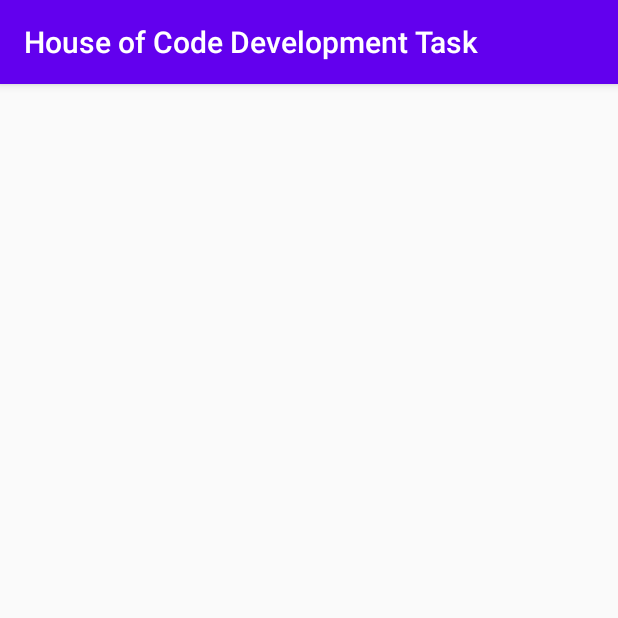
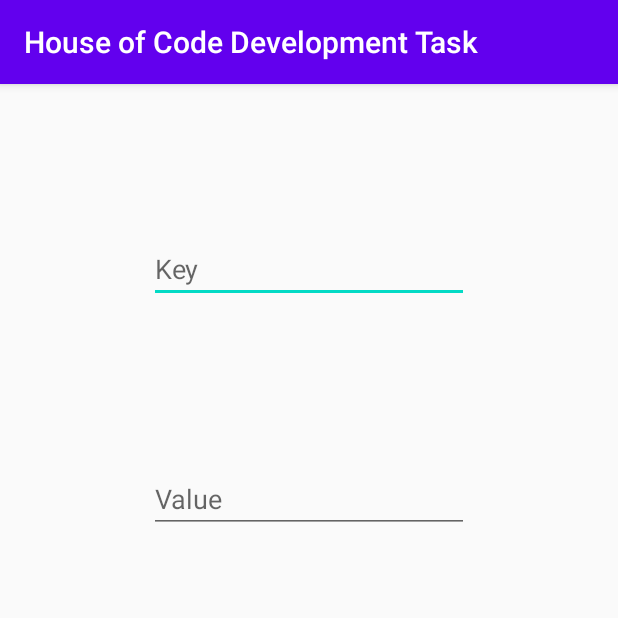
Before and after one commit to niko6116/House-of-Code-Development-Task, an Android app: the screen it shows after launch (DatabaseActivity), on a phone screen of 412 x 824 dp, the top half of it. Run offline under Robolectric (Android 15) with nearby library versions, the phone set to English and light mode, and no system bars; libraries missing offline, so code that uses them is left out: com.firebase.client; 3 statements that could not run were skipped.

Commit message:
Successfull Database test

```diff
--- a/app/src/main/java/com/niko/houseofcodedevelopmenttask/database/DatabaseActivity.java
+++ b/app/src/main/java/com/niko/houseofcodedevelopmenttask/database/DatabaseActivity.java
@@ -4,14 +4,16 @@ import androidx.appcompat.app.AppCompatActivity;
 
 import android.os.Bundle;
 import android.view.View;
+import android.widget.EditText;
 
 import com.firebase.client.Firebase;
-import com.niko.houseofcodedevelopmenttask.MainActivity;
 import com.niko.houseofcodedevelopmenttask.R;
 
 public class DatabaseActivity extends AppCompatActivity {
 
-    private Firebase firebase;
+    private Firebase root;
+    private EditText key;
+    private EditText value;
 
     @Override
     protected void onCreate(Bundle savedInstanceState) {
@@ -21,14 +23,20 @@ public class DatabaseActivity extends AppCompatActivity {
         Firebase.setAndroidContext(this);
 
         // Test DB
-        firebase = new Firebase("https://hoc-task.firebaseio.com/");
+        root = new Firebase("https://hoc-task.firebaseio.com/Test");
         findViewById(R.id.button_database_test).setOnClickListener(new View.OnClickListener() {
             @Override
             public void onClick(View view) {
-                Firebase firebaseChild = firebase.child("Test");
-                firebaseChild.setValue("test value");
+                key = findViewById(R.id.edit_text_key);
+                value = findViewById(R.id.edit_text_value);
+                sendToDatabase(key.getText().toString(), value.getText().toString());
             }
         });
     }
 
+    private void sendToDatabase(String child, String value) {
+        Firebase firebaseChild = root.child(child);
+        firebaseChild.setValue(value);
+    }
+
 }
--- a/app/src/main/res/layout/activity_database.xml
+++ b/app/src/main/res/layout/activity_database.xml
@@ -6,13 +6,44 @@
     android:layout_height="match_parent"
     tools:context=".database.DatabaseActivity">
 
+    <EditText
+        android:id="@+id/edit_text_key"
+        android:layout_width="wrap_content"
+        android:layout_height="wrap_content"
+        android:layout_gravity="bottom|bottom|center"
+        android:layout_marginBottom="8dp"
+        android:ems="10"
+        android:inputType="textPersonName"
+        android:hint="@string/db_key_hint"
+        app:layout_constraintBottom_toTopOf="@id/edit_text_value"
+        app:layout_constraintEnd_toEndOf="parent"
+        app:layout_constraintHorizontal_bias="0.50"
+        app:layout_constraintStart_toStartOf="parent"
+        app:layout_constraintTop_toTopOf="parent"
+        app:layout_constraintVertical_bias="0.50" />
+
+    <EditText
+        android:id="@+id/edit_text_value"
+        android:layout_width="wrap_content"
+        android:layout_height="wrap_content"
+        android:layout_gravity="bottom|bottom|center"
+        android:layout_marginBottom="8dp"
+        android:ems="10"
+        android:inputType="textPersonName"
+        android:hint="@string/db_value_hint"
+        app:layout_constraintBottom_toTopOf="@id/button_database_test"
+        app:layout_constraintEnd_toEndOf="parent"
+        app:layout_constraintHorizontal_bias="0.50"
+        app:layout_constraintStart_toStartOf="parent"
+        app:layout_constraintTop_toBottomOf="@id/edit_text_key"
+        app:layout_constraintVertical_bias="0.50" />
+
     <Button
         android:id="@+id/button_database_test"
         android:layout_width="wrap_content"
         android:layout_height="wrap_content"
         android:layout_gravity="bottom|bottom|center"
-        android:layout_margin="24dp"
-        android:text="Database Test"
+        android:text="@string/db_send_data"
         app:layout_constraintBottom_toTopOf="parent"
         app:layout_constraintEnd_toEndOf="parent"
         app:layout_constraintHorizontal_bias="0.50"
--- a/app/src/main/res/values/strings.xml
+++ b/app/src/main/res/values/strings.xml
@@ -11,6 +11,10 @@
     <string name="email_hint">Email</string>
     <string name="password_hint">Password</string>
 
+    <string name="hello_second_fragment">Hello second fragment. Arg: %1$s</string>
 
-    <string name="hello_second_fragment">Hello second fragment. Arg: %1$s</string>
+    <string name="db_key_hint">Key</string>
+    <string name="db_value_hint">Value</string>
+    <string name="db_send_data">Send data</string>
+
 </resources>
```
